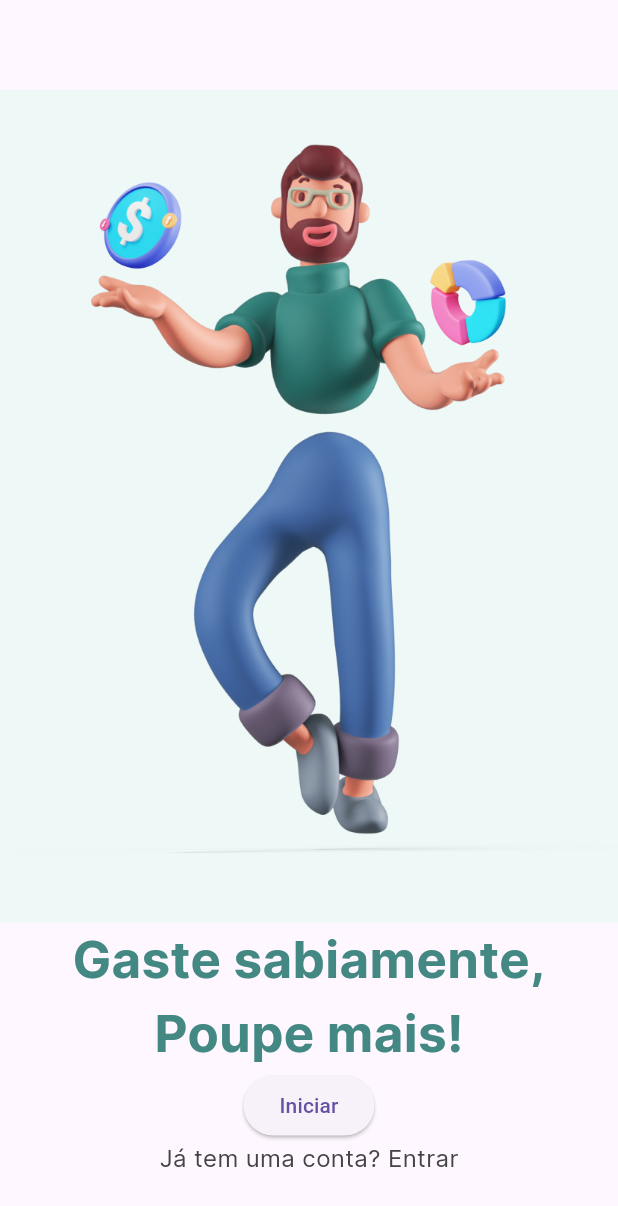
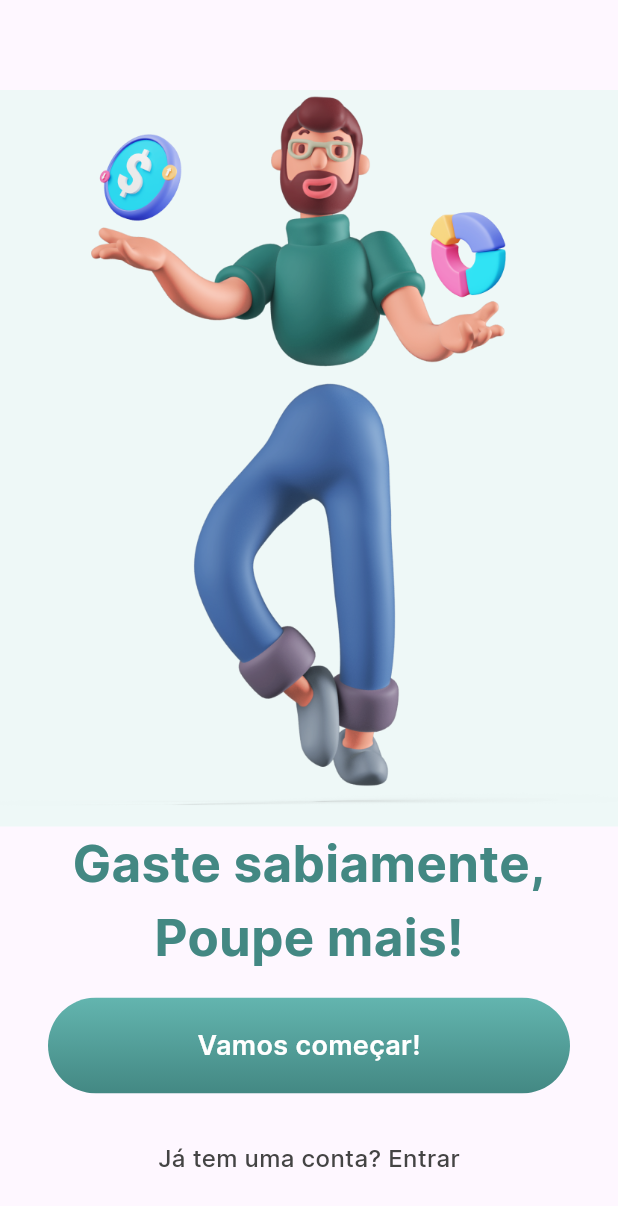
Before and after one commit to RCSilva1964/finance_app, a Flutter app: the screen it shows after launch, on a phone screen of 412 x 824 dp. Shown: the top 1206 px of the screen. Run offline on Flutter 3.47's test engine with Material 3 defaults, Android fonts, the phone set to English and light mode, and no system bars.

Commit message:
Criado primeiro botão, tudo ok.

```diff
--- a/lib/common/constants/app_colors.dart
+++ b/lib/common/constants/app_colors.dart
@@ -12,6 +12,11 @@ class AppColors {
     Color(0xFF438883),
   ];
 
+  static const List<Color> greyGradient = [
+    Color.fromARGB(255, 231, 235, 235),
+    Color.fromARGB(255, 96, 97, 97),
+  ];
+
   static const Color white = Color(0xFFFFFFFF);
   static const Color iceWhite = Color(0xFFEEF8F7);
   static const Color grey = Color(0xFF444444);
--- a/lib/common/constants/app_text_styles.dart
+++ b/lib/common/constants/app_text_styles.dart
@@ -15,6 +15,12 @@ class AppTextStyles {
     fontFamily: 'Inter',
   );
 
+  static const TextStyle mediumText18 = TextStyle(
+    fontSize: 18.0,
+    fontWeight: FontWeight.w600,
+    fontFamily: 'Inter',
+  );
+
   static const TextStyle smallText = TextStyle(
     fontSize: 16.0,
     fontWeight: FontWeight.w500,
--- /dev/null
+++ b/lib/common/widgets/primary_button.dart
@@ -0,0 +1,46 @@
+import 'package:finance_app/common/constants/app_colors.dart';
+import 'package:finance_app/common/constants/app_text_styles.dart';
+import 'package:flutter/material.dart';
+
+class PrimaryButton extends StatelessWidget {
+  final VoidCallback? onPressed;
+  final String text;
+
+  const PrimaryButton({super.key, this.onPressed, required this.text});
+
+  @override
+  Widget build(BuildContext context) {
+    return Material(
+      borderRadius: const BorderRadius.all(Radius.circular(38.0)),
+      child: Ink(
+        decoration: BoxDecoration(
+          borderRadius: const BorderRadius.all(Radius.circular(38.0)),
+          gradient: LinearGradient(
+            begin: Alignment.topCenter,
+            end: Alignment.bottomCenter,
+            colors: onPressed != null
+                ? AppColors.greenGradient
+                : AppColors.greyGradient,
+          ),
+        ),
+        child: InkWell(
+          borderRadius: const BorderRadius.all(Radius.circular(38.0)),
+          onTap: onPressed,
+          child: Container(
+            decoration: const BoxDecoration(
+              borderRadius: BorderRadius.all(Radius.circular(38.0)),
+            ),
+            alignment: Alignment.center,
+            height: 64.0,
+            child: Text(
+              text,
+              style: AppTextStyles.mediumText18.copyWith(
+                color: AppColors.white,
+              ),
+            ),
+          ),
+        ),
+      ),
+    );
+  }
+}
--- a/lib/features/onboarding/onboarding_page.dart
+++ b/lib/features/onboarding/onboarding_page.dart
@@ -1,5 +1,6 @@
 import 'package:finance_app/common/constants/app_colors.dart';
 import 'package:finance_app/common/constants/app_text_styles.dart';
+import 'package:finance_app/common/widgets/primary_button.dart';
 import 'package:flutter/material.dart';
 
 class OnboardingPage extends StatelessWidget {
@@ -30,7 +31,14 @@ class OnboardingPage extends StatelessWidget {
               color: AppColors.greenlightTwo,
             ),
           ),
-          ElevatedButton(onPressed: () {}, child: const Text('Iniciar')),
+          Padding(
+            padding: const EdgeInsets.symmetric(
+              horizontal: 32.0,
+              vertical: 16.0,
+            ),
+            child: PrimaryButton(text: 'Vamos começar!', onPressed: () {}),
+          ),
+          const SizedBox(height: 16.0),
           Text(
             'Já tem uma conta? Entrar',
             style: AppTextStyles.smallText.copyWith(color: AppColors.grey),
```
Also changed, not shown: pubspec.yaml (+7 -0 lines).
